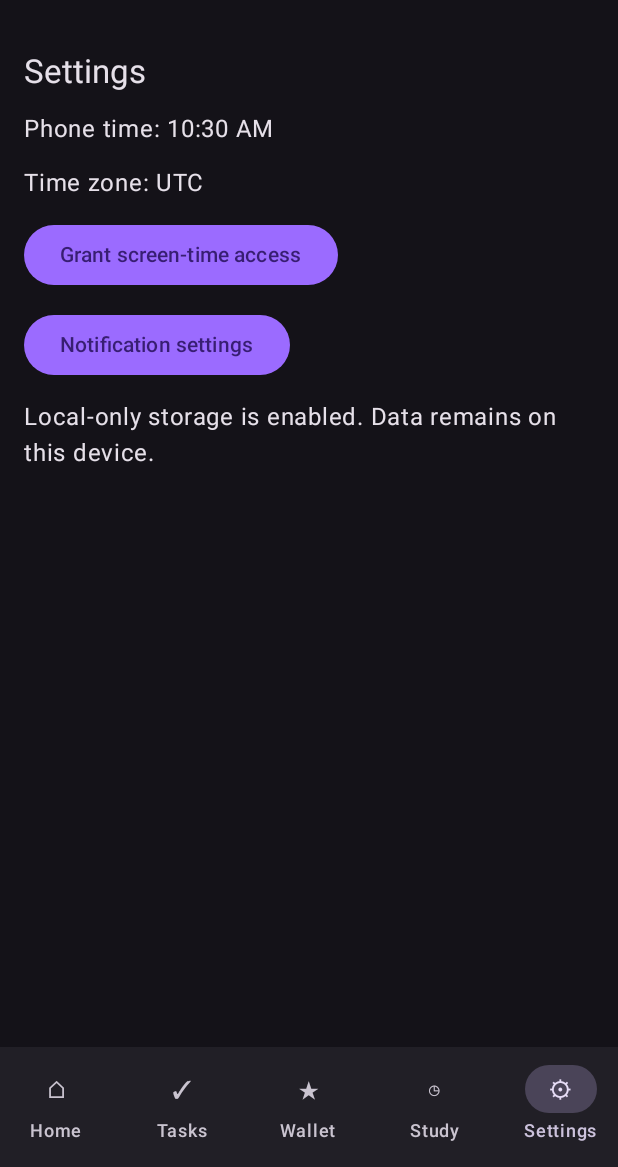
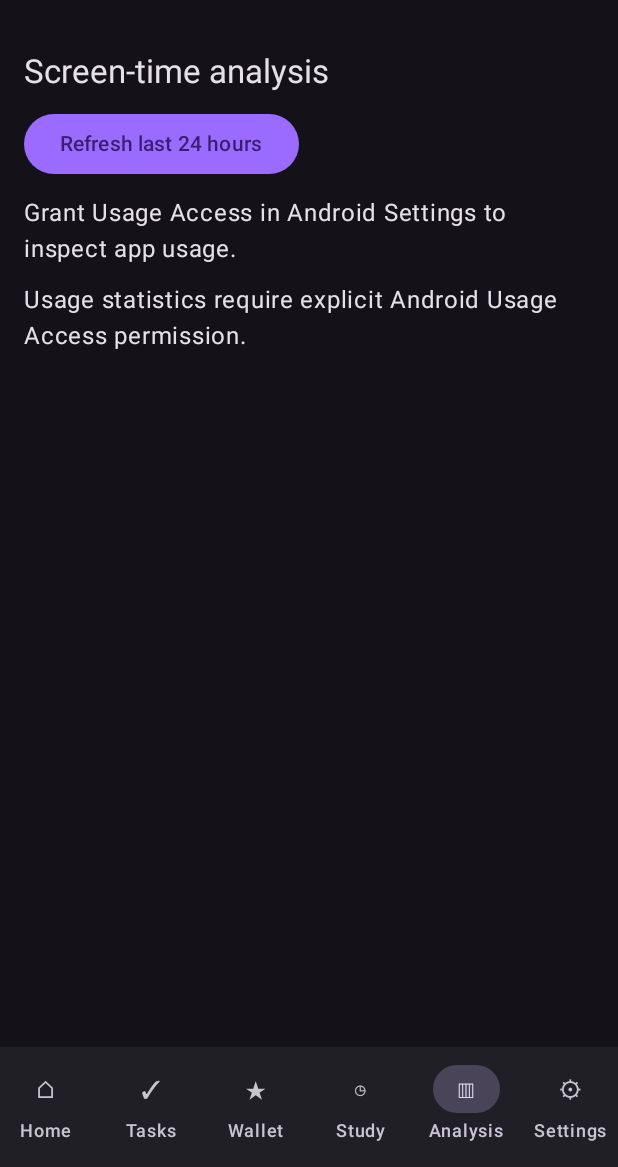
Before and after one commit to lulua1girl-kage/Project-20, an Android app built with Jetpack Compose: the screen it shows after launch (MainActivity), item 5 of the bottom bar chosen, on a phone screen of 412 x 824 dp, the part 69-1236 px from its top. Run offline under Robolectric (Android 15) with nearby library versions, the phone set to English and light mode, and no system bars.

Commit message:
Add local screen-time analysis view

```diff
--- a/apps/app-04-taskforge2/src/main/java/com/project20/taskforge2/MainActivity.kt
+++ b/apps/app-04-taskforge2/src/main/java/com/project20/taskforge2/MainActivity.kt
@@ -187,9 +187,9 @@ fun TaskForgeApp(context: Context) {
             topBar = { TopAppBar(title = { Text("TaskForge 2.0") }) },
             bottomBar = {
                 NavigationBar {
-                    listOf("Home", "Tasks", "Wallet", "Study", "Settings").forEach { item ->
+                    listOf("Home", "Tasks", "Wallet", "Study", "Analysis", "Settings").forEach { item ->
                         NavigationBarItem(selected = tab == item, onClick = { tab = item },
-                            icon = { Text(when(item) { "Home" -> "⌂"; "Tasks" -> "✓"; "Wallet" -> "★"; "Study" -> "◷"; else -> "⚙" }) },
+                            icon = { Text(when(item) { "Home" -> "⌂"; "Tasks" -> "✓"; "Wallet" -> "★"; "Study" -> "◷"; "Analysis" -> "▥"; else -> "⚙" }) },
                             label = { Text(item) })
                     }
                 }
@@ -236,6 +236,7 @@ fun TaskForgeApp(context: Context) {
                         }
                     }
                     "Study" -> StudyScreen(context) { refresh++ }
+                    "Analysis" -> UsageAnalysisScreen(context)
                     "Settings" -> {
                         Text("Settings", style = MaterialTheme.typography.titleLarge)
                         Text("Phone time: " + SimpleDateFormat("h:mm a", Locale.getDefault()).format(Date()))
@@ -341,3 +342,27 @@ private fun StudyScreen(context: Context, onChanged: () -> Unit) {
         Text("Initial reward rule: 10 NP per completed hour. Ten hours is a ceiling, not a target.")
     }
 }
+
+
+@Composable
+private fun UsageAnalysisScreen(context: Context) {
+    var report by remember { mutableStateOf("Grant Usage Access in Android Settings to inspect app usage.") }
+    Column(verticalArrangement = Arrangement.spacedBy(10.dp)) {
+        Text("Screen-time analysis", style = MaterialTheme.typography.titleLarge)
+        Button(onClick = {
+            try {
+                val manager = context.getSystemService(Context.USAGE_STATS_SERVICE) as android.app.usage.UsageStatsManager
+                val end = System.currentTimeMillis()
+                val stats = manager.queryUsageStats(android.app.usage.UsageStatsManager.INTERVAL_DAILY, end - 86400000L, end)
+                    .filter { it.totalTimeInForeground > 0 }
+                    .sortedByDescending { it.totalTimeInForeground }.take(20)
+                report = if (stats.isEmpty()) "No usage data. Confirm Usage Access is enabled." else stats.joinToString("\n") {
+                    val mins = it.totalTimeInForeground / 60000
+                    "\${it.packageName} — \${mins / 60}h \${mins % 60}m"
+                }
+            } catch (_: Exception) { report = "Usage Access unavailable. Enable it in Android Settings." }
+        }) { Text("Refresh last 24 hours") }
+        Text(report)
+        Text("Usage statistics require explicit Android Usage Access permission.")
+    }
+}
```
